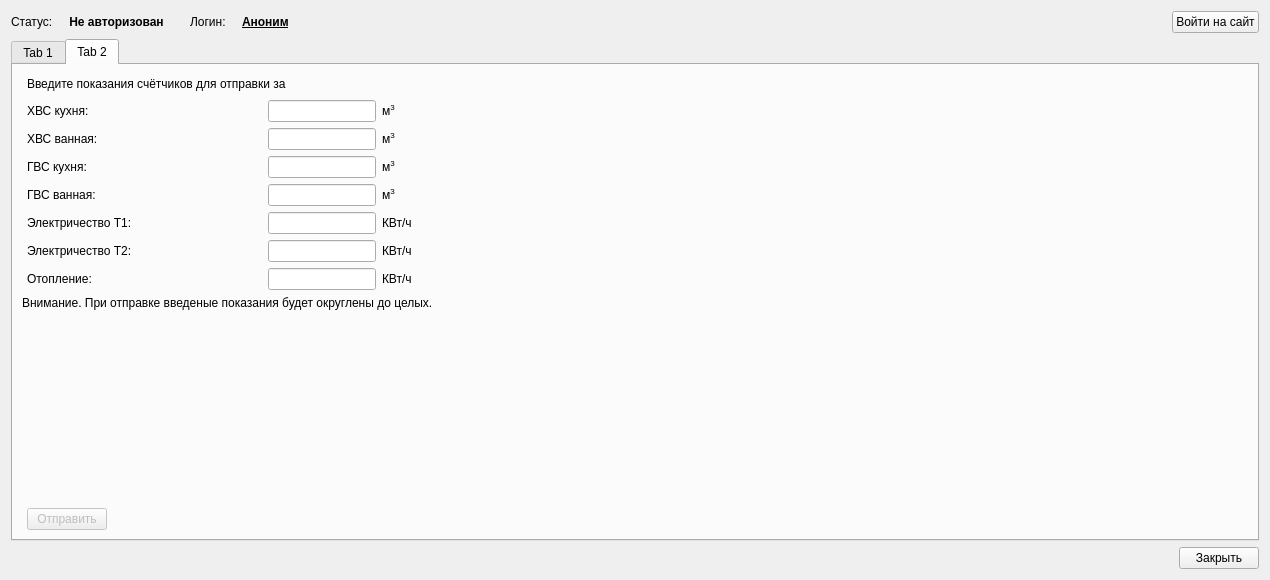
Old version of the form profjilcom_cabinet/main.ui in the repository 0valse/experiments.
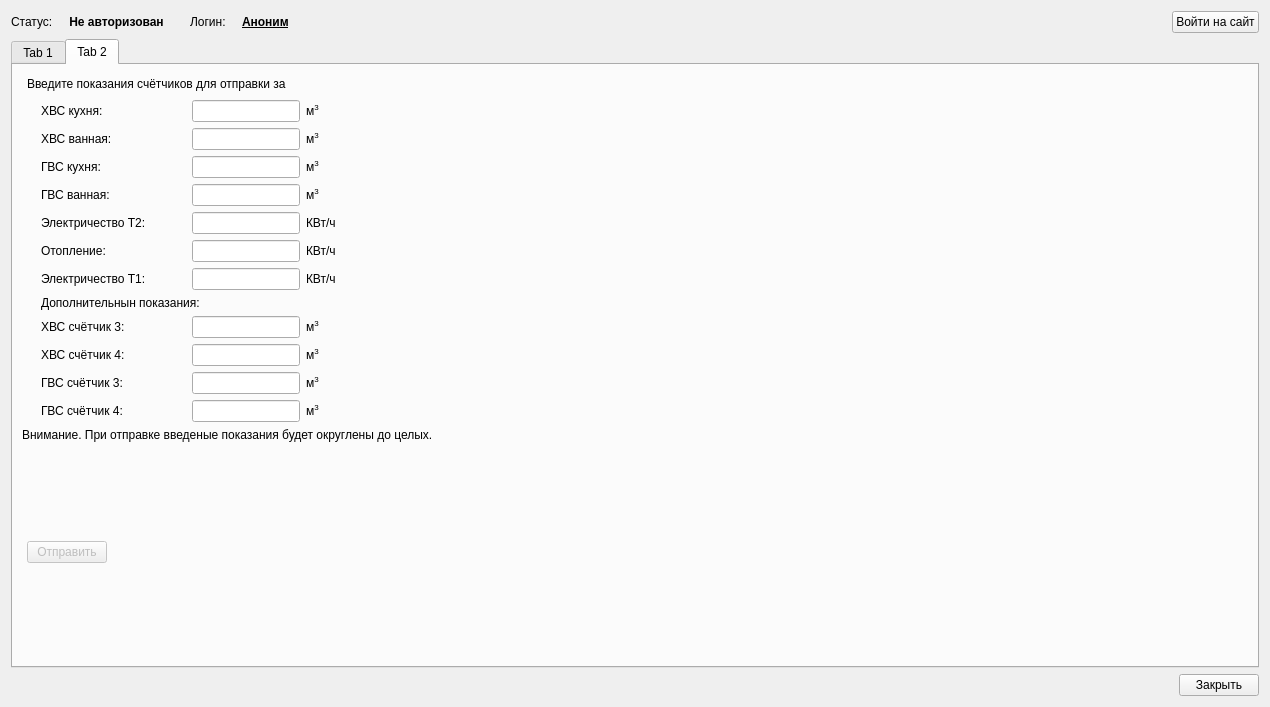
New version of the form. The open tabs and pages were chosen to show the change.

Commit message: Add 3+4 gvs, hvs

Patch:
```diff
--- a/profjilcom_cabinet/main.ui
+++ b/profjilcom_cabinet/main.ui
@@ -7,7 +7,7 @@
     <x>0</x>
     <y>0</y>
     <width>1270</width>
-    <height>580</height>
+    <height>707</height>
    </rect>
   </property>
   <property name="windowTitle">
@@ -287,8 +287,8 @@
       <attribute name="title">
        <string>Tab 2</string>
       </attribute>
-      <layout class="QVBoxLayout" name="verticalLayout_5">
-       <item>
+      <layout class="QGridLayout" name="gridLayout">
+       <item row="0" column="0" colspan="4">
         <layout class="QHBoxLayout" name="horizontalLayout_15">
          <item>
           <spacer name="horizontalSpacer_33">
@@ -335,9 +335,7 @@
          </item>
         </layout>
        </item>
-       <item>
-        <layout class="QHBoxLayout" name="horizontalLayout_14">
-         <item>
+       <item row="1" column="0">
           <spacer name="horizontalSpacer_31">
            <property name="orientation">
             <enum>Qt::Horizontal</enum>
@@ -347,13 +345,13 @@
            </property>
            <property name="sizeHint" stdset="0">
             <size>
-             <width>5</width>
+           <width>13</width>
              <height>20</height>
             </size>
            </property>
           </spacer>
          </item>
-         <item>
+       <item row="1" column="1" colspan="2">
           <layout class="QVBoxLayout" name="verticalLayout_2">
            <item>
             <layout class="QHBoxLayout" name="horizontalLayout">
@@ -503,43 +501,6 @@
              </item>
             </layout>
            </item>
-           <item>
-            <layout class="QHBoxLayout" name="horizontalLayout_5">
-             <item>
-              <widget class="QLabel" name="label_6">
-               <property name="text">
-                <string>Электричество Т1:</string>
-               </property>
-              </widget>
-             </item>
-             <item>
-              <spacer name="horizontalSpacer_8">
-               <property name="orientation">
-                <enum>Qt::Horizontal</enum>
-               </property>
-               <property name="sizeHint" stdset="0">
-                <size>
-                 <width>40</width>
-                 <height>20</height>
-                </size>
-               </property>
-              </spacer>
-             </item>
-             <item>
-              <widget class="QLineEdit" name="prochie_pokazaniya_elektroenergiya">
-               <property name="sizePolicy">
-                <sizepolicy hsizetype="Fixed" vsizetype="Fixed">
-                 <horstretch>0</horstretch>
-                 <verstretch>0</verstretch>
-                </sizepolicy>
-               </property>
-               <property name="toolTip">
-                <string>Показания электросчётчика Т1 (день)</string>
-               </property>
-              </widget>
-             </item>
-            </layout>
-           </item>
            <item>
             <layout class="QHBoxLayout" name="horizontalLayout_6">
              <item>
@@ -626,9 +587,161 @@
              </item>
             </layout>
            </item>
+         <item>
+          <layout class="QHBoxLayout" name="horizontalLayout_5">
+           <item>
+            <widget class="QLabel" name="label_6">
+             <property name="text">
+              <string>Электричество Т1:</string>
+             </property>
+            </widget>
+           </item>
+           <item>
+            <spacer name="horizontalSpacer_8">
+             <property name="orientation">
+              <enum>Qt::Horizontal</enum>
+             </property>
+             <property name="sizeHint" stdset="0">
+              <size>
+               <width>40</width>
+               <height>20</height>
+              </size>
+             </property>
+            </spacer>
+           </item>
+           <item>
+            <widget class="QLineEdit" name="prochie_pokazaniya_elektroenergiya">
+             <property name="sizePolicy">
+              <sizepolicy hsizetype="Fixed" vsizetype="Fixed">
+               <horstretch>0</horstretch>
+               <verstretch>0</verstretch>
+              </sizepolicy>
+             </property>
+             <property name="toolTip">
+              <string>Показания электросчётчика Т1 (день)</string>
+             </property>
+            </widget>
+           </item>
           </layout>
          </item>
          <item>
+          <widget class="QLabel" name="label_23">
+           <property name="text">
+            <string>Дополнительнын показания:</string>
+           </property>
+          </widget>
+         </item>
+         <item>
+          <layout class="QHBoxLayout" name="horizontalLayout_14">
+           <item>
+            <widget class="QLabel" name="label_19">
+             <property name="text">
+              <string>ХВС счётчик 3:</string>
+             </property>
+            </widget>
+           </item>
+           <item>
+            <spacer name="horizontalSpacer_38">
+             <property name="orientation">
+              <enum>Qt::Horizontal</enum>
+             </property>
+             <property name="sizeHint" stdset="0">
+              <size>
+               <width>40</width>
+               <height>20</height>
+              </size>
+             </property>
+            </spacer>
+           </item>
+           <item>
+            <widget class="QLineEdit" name="hvs_sch3_lineEdit"/>
+           </item>
+          </layout>
+         </item>
+         <item>
+          <layout class="QHBoxLayout" name="horizontalLayout_22">
+           <item>
+            <widget class="QLabel" name="label_20">
+             <property name="text">
+              <string>ХВС счётчик 4:</string>
+             </property>
+            </widget>
+           </item>
+           <item>
+            <spacer name="horizontalSpacer_39">
+             <property name="orientation">
+              <enum>Qt::Horizontal</enum>
+             </property>
+             <property name="sizeHint" stdset="0">
+              <size>
+               <width>40</width>
+               <height>20</height>
+              </size>
+             </property>
+            </spacer>
+           </item>
+           <item>
+            <widget class="QLineEdit" name="hvs_sch4_lineEdit"/>
+           </item>
+          </layout>
+         </item>
+         <item>
+          <layout class="QHBoxLayout" name="horizontalLayout_23">
+           <item>
+            <widget class="QLabel" name="label_21">
+             <property name="text">
+              <string>ГВС счётчик 3:</string>
+             </property>
+            </widget>
+           </item>
+           <item>
+            <spacer name="horizontalSpacer_40">
+             <property name="orientation">
+              <enum>Qt::Horizontal</enum>
+             </property>
+             <property name="sizeHint" stdset="0">
+              <size>
+               <width>40</width>
+               <height>20</height>
+              </size>
+             </property>
+            </spacer>
+           </item>
+           <item>
+            <widget class="QLineEdit" name="gvs_sch3_lineEdit"/>
+           </item>
+          </layout>
+         </item>
+         <item>
+          <layout class="QHBoxLayout" name="horizontalLayout_24">
+           <item>
+            <widget class="QLabel" name="label_22">
+             <property name="text">
+              <string>ГВС счётчик 4:</string>
+             </property>
+            </widget>
+           </item>
+           <item>
+            <spacer name="horizontalSpacer_41">
+             <property name="orientation">
+              <enum>Qt::Horizontal</enum>
+             </property>
+             <property name="sizeHint" stdset="0">
+              <size>
+               <width>40</width>
+               <height>20</height>
+              </size>
+             </property>
+            </spacer>
+           </item>
+           <item>
+            <widget class="QLineEdit" name="gvs_sch4_lineEdit"/>
+           </item>
+          </layout>
+         </item>
+        </layout>
+       </item>
+       <item row="1" column="3">
           <layout class="QVBoxLayout" name="verticalLayout_4">
            <item>
             <layout class="QHBoxLayout" name="horizontalLayout_8">
@@ -959,9 +1072,214 @@
              </item>
             </layout>
            </item>
+         <item>
+          <layout class="QHBoxLayout" name="horizontalLayout_25">
+           <item>
+            <spacer name="horizontalSpacer_37">
+             <property name="orientation">
+              <enum>Qt::Horizontal</enum>
+             </property>
+             <property name="sizeHint" stdset="0">
+              <size>
+               <width>40</width>
+               <height>20</height>
+              </size>
+             </property>
+            </spacer>
+           </item>
           </layout>
          </item>
          <item>
+          <layout class="QHBoxLayout" name="horizontalLayout_26">
+           <item>
+            <widget class="QLabel" name="label_25">
+             <property name="text">
+              <string>&lt;html&gt;&lt;head/&gt;&lt;body&gt;&lt;p&gt;м&lt;span style=&quot; vertical-align:super;&quot;&gt;3&lt;/span&gt;&lt;/p&gt;&lt;/body&gt;&lt;/html&gt;</string>
+             </property>
+            </widget>
+           </item>
+           <item>
+            <spacer name="horizontalSpacer_47">
+             <property name="orientation">
+              <enum>Qt::Horizontal</enum>
+             </property>
+             <property name="sizeType">
+              <enum>QSizePolicy::Fixed</enum>
+             </property>
+             <property name="sizeHint" stdset="0">
+              <size>
+               <width>35</width>
+               <height>20</height>
+              </size>
+             </property>
+            </spacer>
+           </item>
+           <item>
+            <widget class="QLabel" name="label_hvs_3_plus">
+             <property name="text">
+              <string/>
+             </property>
+            </widget>
+           </item>
+           <item>
+            <spacer name="horizontalSpacer_42">
+             <property name="orientation">
+              <enum>Qt::Horizontal</enum>
+             </property>
+             <property name="sizeHint" stdset="0">
+              <size>
+               <width>40</width>
+               <height>20</height>
+              </size>
+             </property>
+            </spacer>
+           </item>
+          </layout>
+         </item>
+         <item>
+          <layout class="QHBoxLayout" name="horizontalLayout_27">
+           <item>
+            <widget class="QLabel" name="label_26">
+             <property name="text">
+              <string>&lt;html&gt;&lt;head/&gt;&lt;body&gt;&lt;p&gt;м&lt;span style=&quot; vertical-align:super;&quot;&gt;3&lt;/span&gt;&lt;/p&gt;&lt;/body&gt;&lt;/html&gt;</string>
+             </property>
+            </widget>
+           </item>
+           <item>
+            <spacer name="horizontalSpacer_48">
+             <property name="orientation">
+              <enum>Qt::Horizontal</enum>
+             </property>
+             <property name="sizeType">
+              <enum>QSizePolicy::Fixed</enum>
+             </property>
+             <property name="sizeHint" stdset="0">
+              <size>
+               <width>35</width>
+               <height>20</height>
+              </size>
+             </property>
+            </spacer>
+           </item>
+           <item>
+            <widget class="QLabel" name="label_hvs_4_plus">
+             <property name="text">
+              <string/>
+             </property>
+            </widget>
+           </item>
+           <item>
+            <spacer name="horizontalSpacer_43">
+             <property name="orientation">
+              <enum>Qt::Horizontal</enum>
+             </property>
+             <property name="sizeHint" stdset="0">
+              <size>
+               <width>40</width>
+               <height>20</height>
+              </size>
+             </property>
+            </spacer>
+           </item>
+          </layout>
+         </item>
+         <item>
+          <layout class="QHBoxLayout" name="horizontalLayout_28">
+           <item>
+            <widget class="QLabel" name="label_27">
+             <property name="text">
+              <string>&lt;html&gt;&lt;head/&gt;&lt;body&gt;&lt;p&gt;м&lt;span style=&quot; vertical-align:super;&quot;&gt;3&lt;/span&gt;&lt;/p&gt;&lt;/body&gt;&lt;/html&gt;</string>
+             </property>
+            </widget>
+           </item>
+           <item>
+            <spacer name="horizontalSpacer_49">
+             <property name="orientation">
+              <enum>Qt::Horizontal</enum>
+             </property>
+             <property name="sizeType">
+              <enum>QSizePolicy::Fixed</enum>
+             </property>
+             <property name="sizeHint" stdset="0">
+              <size>
+               <width>35</width>
+               <height>20</height>
+              </size>
+             </property>
+            </spacer>
+           </item>
+           <item>
+            <widget class="QLabel" name="label_gvs_3_plus">
+             <property name="text">
+              <string/>
+             </property>
+            </widget>
+           </item>
+           <item>
+            <spacer name="horizontalSpacer_44">
+             <property name="orientation">
+              <enum>Qt::Horizontal</enum>
+             </property>
+             <property name="sizeHint" stdset="0">
+              <size>
+               <width>40</width>
+               <height>20</height>
+              </size>
+             </property>
+            </spacer>
+           </item>
+          </layout>
+         </item>
+         <item>
+          <layout class="QHBoxLayout" name="horizontalLayout_29">
+           <item>
+            <widget class="QLabel" name="label_28">
+             <property name="text">
+              <string>&lt;html&gt;&lt;head/&gt;&lt;body&gt;&lt;p&gt;м&lt;span style=&quot; vertical-align:super;&quot;&gt;3&lt;/span&gt;&lt;/p&gt;&lt;/body&gt;&lt;/html&gt;</string>
+             </property>
+            </widget>
+           </item>
+           <item>
+            <spacer name="horizontalSpacer_50">
+             <property name="orientation">
+              <enum>Qt::Horizontal</enum>
+             </property>
+             <property name="sizeType">
+              <enum>QSizePolicy::Fixed</enum>
+             </property>
+             <property name="sizeHint" stdset="0">
+              <size>
+               <width>35</width>
+               <height>20</height>
+              </size>
+             </property>
+            </spacer>
+           </item>
+           <item>
+            <widget class="QLabel" name="label_gvs_4_plus">
+             <property name="text">
+              <string/>
+             </property>
+            </widget>
+           </item>
+           <item>
+            <spacer name="horizontalSpacer_45">
+             <property name="orientation">
+              <enum>Qt::Horizontal</enum>
+             </property>
+             <property name="sizeHint" stdset="0">
+              <size>
+               <width>40</width>
+               <height>20</height>
+              </size>
+             </property>
+            </spacer>
+           </item>
+          </layout>
+         </item>
+        </layout>
+       </item>
+       <item row="1" column="4">
           <spacer name="horizontalSpacer_3">
            <property name="orientation">
             <enum>Qt::Horizontal</enum>
@@ -971,35 +1289,20 @@
            </property>
            <property name="sizeHint" stdset="0">
             <size>
-             <width>517</width>
+           <width>514</width>
              <height>20</height>
             </size>
            </property>
           </spacer>
          </item>
-        </layout>
-       </item>
-       <item>
+       <item row="2" column="0" colspan="4">
         <widget class="QLabel" name="label_17">
          <property name="text">
           <string>Внимание. При отправке введеные показания будет округлены до целых.</string>
          </property>
         </widget>
        </item>
-       <item>
-        <spacer name="verticalSpacer">
-         <property name="orientation">
-          <enum>Qt::Vertical</enum>
-         </property>
-         <property name="sizeHint" stdset="0">
-          <size>
-           <width>20</width>
-           <height>46</height>
-          </size>
-         </property>
-        </spacer>
-       </item>
-       <item>
+       <item row="3" column="0" colspan="2">
         <layout class="QHBoxLayout" name="horizontalLayout_12">
          <item>
           <spacer name="horizontalSpacer_32">
@@ -1045,6 +1348,19 @@
          </item>
         </layout>
        </item>
+       <item row="3" column="2">
+        <spacer name="verticalSpacer">
+         <property name="orientation">
+          <enum>Qt::Vertical</enum>
+         </property>
+         <property name="sizeHint" stdset="0">
+          <size>
+           <width>20</width>
+           <height>46</height>
+          </size>
+         </property>
+        </spacer>
+       </item>
       </layout>
      </widget>
     </widget>
```
Left out of the diff: 5 changed lines with no effect on the pictures. Lines whose indentation alone changed are shown as unchanged.
